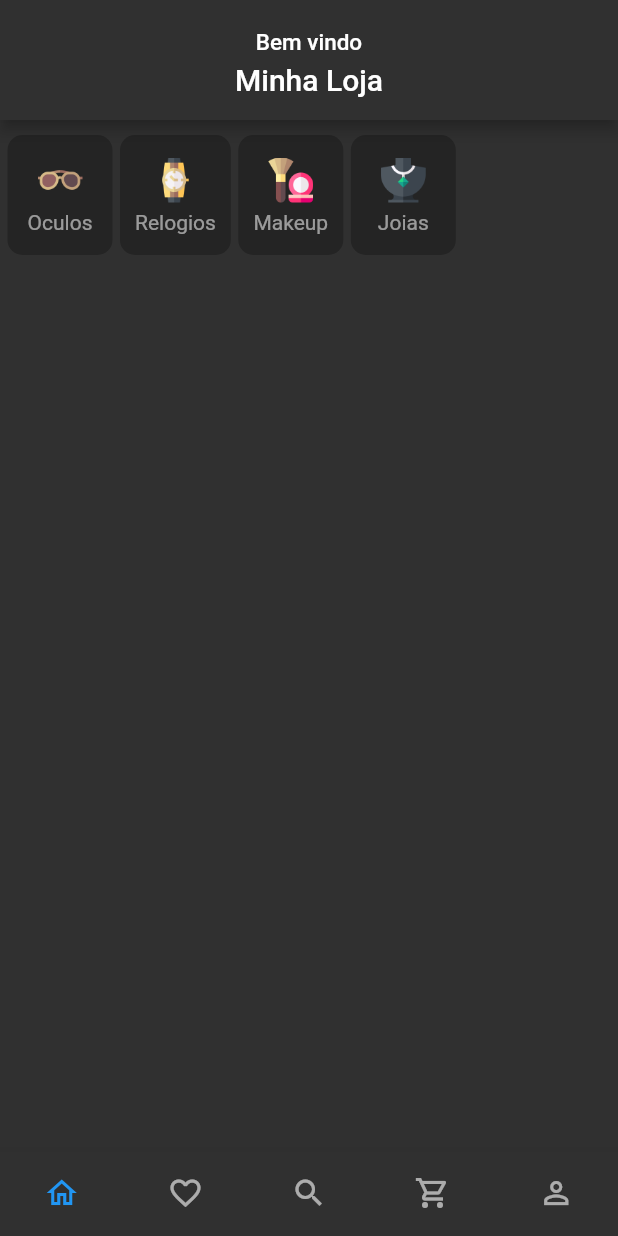
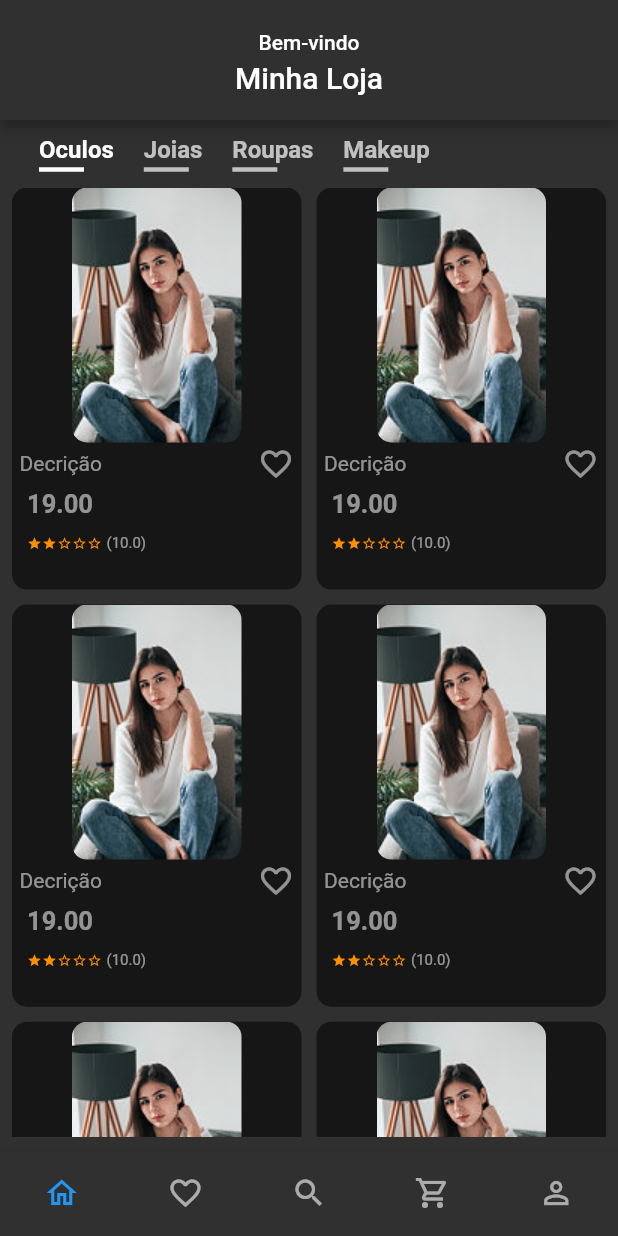
Before and after one commit to Clesyo/schop, a Flutter app: the screen it shows after launch, on a phone screen of 412 x 824 dp. Run offline on Flutter 3.47's test engine with Material 2 defaults, Android fonts, the phone set to English and light mode, and no system bars; our stand-ins replace google_fonts.

Commit message:
Montando estrutura de Grid

```diff
--- a/lib/core/app_widget.dart
+++ b/lib/core/app_widget.dart
@@ -8,6 +8,7 @@ class AppWidget extends StatelessWidget {
   @override
   Widget build(BuildContext context) {
     return MaterialApp(
+      debugShowCheckedModeBanner: false,
       title: "CShop",
       home: HomePage(),
     );
--- a/lib/home/home_page.dart
+++ b/lib/home/home_page.dart
@@ -12,7 +12,7 @@ class HomePage extends StatefulWidget {
 }
 
 class _HomePageState extends State<HomePage> {
-  final List<Widget> _list_page = [
+  List<Widget> get _list_page => [
         HomeFragment(),
         FavoriteFrangment(),
         SearchFragment(),
@@ -37,8 +37,8 @@ class _HomePageState extends State<HomePage> {
             Padding(
               padding: const EdgeInsets.all(4.0),
               child: Text(
-                "Bem vindo",
-                style: TextStyle(fontSize: 15),
+                "Bem-vindo",
+                style: TextStyle(fontSize: 14),
               ),
             ),
             Text("Minha Loja"),
--- a/lib/home/pages/home_fragment.dart
+++ b/lib/home/pages/home_fragment.dart
@@ -8,31 +8,25 @@ class HomeFragment extends StatelessWidget {
   @override
   Widget build(BuildContext context) {
     return Padding(
-        padding: EdgeInsets.symmetric(horizontal: 5, vertical: 10),
+        padding: EdgeInsets.symmetric(horizontal: 6, vertical: 10),
         child: Column(
           children: [
-            Container(
-              height: 80,
-              child: ListView(
-                controller: ScrollController(),
-                scrollDirection: Axis.horizontal,
-                children: <Widget>[
-                  CardCategoryWidget(label: "Oculos", icon: AppIcons.oculus),
-                  SizedBox(
-                    width: 5,
-                  ),
-                  CardCategoryWidget(label: "Relogios", icon: AppIcons.clock),
-                  SizedBox(
-                    width: 5,
-                  ),
-                  CardCategoryWidget(label: "Makeup", icon: AppIcons.makeup),
-                  SizedBox(
-                    width: 5,
-                  ),
-                  CardCategoryWidget(label: "Joias", icon: AppIcons.colar),
-                ],
-              ),
+            CardCategoryWidget(),
+            SizedBox(
+              height: 10,
             ),
+            Expanded(
+                child: Padding(
+              padding: const EdgeInsets.symmetric(horizontal: 2),
+              child: GridView.builder(
+                  itemCount: 6,
+                  gridDelegate: SliverGridDelegateWithFixedCrossAxisCount(
+                      crossAxisCount: 2,
+                      childAspectRatio: 0.72,
+                      mainAxisSpacing: 10,
+                      crossAxisSpacing: 10),
+                  itemBuilder: (context, index) => CardItemWidget()),
+            ))
           ],
         ));
   }
--- a/lib/home/widget/card_category_widget.dart
+++ b/lib/home/widget/card_category_widget.dart
@@ -2,36 +2,57 @@ import 'package:CShop/core/app_colors.dart';
 import 'package:CShop/core/app_icons.dart';
 import 'package:flutter/material.dart';
 
-class CardCategoryWidget extends StatelessWidget {
-  final String label;
-  final String icon;
-  CardCategoryWidget({Key? key, required this.label, required this.icon})
-      : super(key: key);
+class CardCategoryWidget extends StatefulWidget {
+  CardCategoryWidget({Key? key}) : super(key: key);
+
+  @override
+  _CardCategoryWidgetState createState() => _CardCategoryWidgetState();
+}
+
+class _CardCategoryWidgetState extends State<CardCategoryWidget> {
+  List<String> categories = ["Oculos", "Joias", "Roupas", "Makeup"];
+  int selectedIndex = 0;
   @override
   Widget build(BuildContext context) {
-    return Center(
-        child: Container(
-      padding: EdgeInsets.all(10.0),
-      decoration: BoxDecoration(
-          color: Colors.black26, borderRadius: BorderRadius.circular(10)),
-      child: Column(
-        children: [
-          Padding(
-            padding: const EdgeInsets.symmetric(horizontal: 10, vertical: 5),
-            child: ClipRRect(
-              child: Image.asset(
-                icon,
-                width: 30,
-                height: 30,
-              ),
-            ),
-          ),
-          Text(
-            label,
-            style: TextStyle(color: Colors.white54),
-          )
-        ],
+    return Padding(
+      padding: const EdgeInsets.symmetric(horizontal: 10),
+      child: SizedBox(
+        height: 25,
+        child: ListView.builder(
+            scrollDirection: Axis.horizontal,
+            itemCount: categories.length,
+            itemBuilder: (context, index) => buildCategory(index)),
       ),
-    ));
+    );
+  }
+
+  Widget buildCategory(int index) {
+    return GestureDetector(
+      onTap: () {
+        setState(() {
+          selectedIndex = index;
+        });
+      },
+      child: Padding(
+        padding: EdgeInsets.symmetric(horizontal: 10),
+        child: Column(
+          crossAxisAlignment: CrossAxisAlignment.start,
+          children: [
+            Text(categories[index],
+                style: TextStyle(
+                    color:
+                        selectedIndex == index ? Colors.white : Colors.white70,
+                    fontSize: 16,
+                    fontWeight: FontWeight.bold)),
+            Container(
+              margin: EdgeInsets.only(top: 10 / 4),
+              height: 3,
+              width: 30,
+              color: selectedIndex == index ? Colors.white : Colors.white70,
+            )
+          ],
+        ),
+      ),
+    );
   }
 }
--- a/lib/home/widget/card_item_widget.dart
+++ b/lib/home/widget/card_item_widget.dart
@@ -1,6 +1,5 @@
 import 'dart:ui';
 
-import 'package:CShop/core/app_colors.dart';
 import 'package:CShop/core/app_images.dart';
 import 'package:flutter/material.dart';
 
@@ -9,48 +8,86 @@ class CardItemWidget extends StatelessWidget {
   Widget build(BuildContext context) {
     Size size = MediaQuery.of(context).size;
     return Container(
-        width: size.width * .6,
-        height: 300,
-        child: Card(
-          color: Colors.black26,
-          shape: RoundedRectangleBorder(
-            borderRadius: BorderRadius.circular(15.0),
-          ),
-          child: Column(mainAxisSize: MainAxisSize.min, children: <Widget>[
-            Row(
-              mainAxisAlignment: MainAxisAlignment.center,
-              children: [Image.asset(AppImages.teste)],
+        decoration: BoxDecoration(
+            color: Colors.black54, borderRadius: BorderRadius.circular(10)),
+        child: Column(
+          mainAxisAlignment: MainAxisAlignment.start,
+          children: [
+            ClipRRect(
+              child: Image.asset(AppImages.teste),
+              borderRadius: BorderRadius.circular(10),
+            ),
+            SizedBox(
+              height: 2,
             ),
             Padding(
-              padding: const EdgeInsets.all(5.0),
+              padding: const EdgeInsets.symmetric(horizontal: 5),
               child: Row(
                 mainAxisAlignment: MainAxisAlignment.spaceBetween,
                 children: [
-                  Text("Descrição do produto",
-                      style: TextStyle(
-                        color: Colors.white,
-                        fontSize: 17,
-                      )),
+                  Text(
+                    "Decrição",
+                    style: TextStyle(color: Colors.white54),
+                  ),
                   Icon(
                     Icons.favorite_border_outlined,
-                    color: Colors.white,
+                    color: Colors.white54,
                   )
                 ],
               ),
             ),
             Padding(
-              padding: EdgeInsets.symmetric(horizontal: 10.0, vertical: 10.0),
+              padding: const EdgeInsets.symmetric(horizontal: 10, vertical: 5),
               child: Row(
                 children: [
-                  Text("19.0",
+                  Text("19.00",
                       style: TextStyle(
-                          color: Colors.white60,
-                          fontSize: 17,
-                          fontWeight: FontWeight.w900)),
+                          color: Colors.white54,
+                          fontWeight: FontWeight.bold,
+                          fontSize: 17)),
+                ],
+              ),
+            ),
+            Padding(
+              padding: const EdgeInsets.symmetric(horizontal: 10, vertical: 5),
+              child: Row(
+                children: [
+                  Icon(
+                    Icons.star,
+                    color: Colors.amber[800],
+                    size: 10,
+                  ),
+                  Icon(
+                    Icons.star,
+                    color: Colors.amber[800],
+                    size: 10,
+                  ),
+                  Icon(
+                    Icons.star_border_outlined,
+                    color: Colors.amber[800],
+                    size: 10,
+                  ),
+                  Icon(
+                    Icons.star_border_outlined,
+                    color: Colors.amber[800],
+                    size: 10,
+                  ),
+                  Icon(
+                    Icons.star_border_outlined,
+                    color: Colors.amber[800],
+                    size: 10,
+                  ),
+                  SizedBox(
+                    width: 3,
+                  ),
+                  Text(
+                    "(10.0)",
+                    style: TextStyle(color: Colors.white54, fontSize: 10),
+                  )
                 ],
               ),
             )
-          ]),
+          ],
         ));
   }
 }
--- a/pubspec.yaml
+++ b/pubspec.yaml
@@ -10,6 +10,7 @@ dependencies:
     sdk: flutter
   cupertino_icons: ^1.0.2
   google_fonts: ^2.0.0
+  flutter_svg: ^0.22.0
 
 dev_dependencies:
   flutter_test:
```
Also changed, not shown: pubspec.lock. Lines whose indentation alone changed are shown as unchanged.
